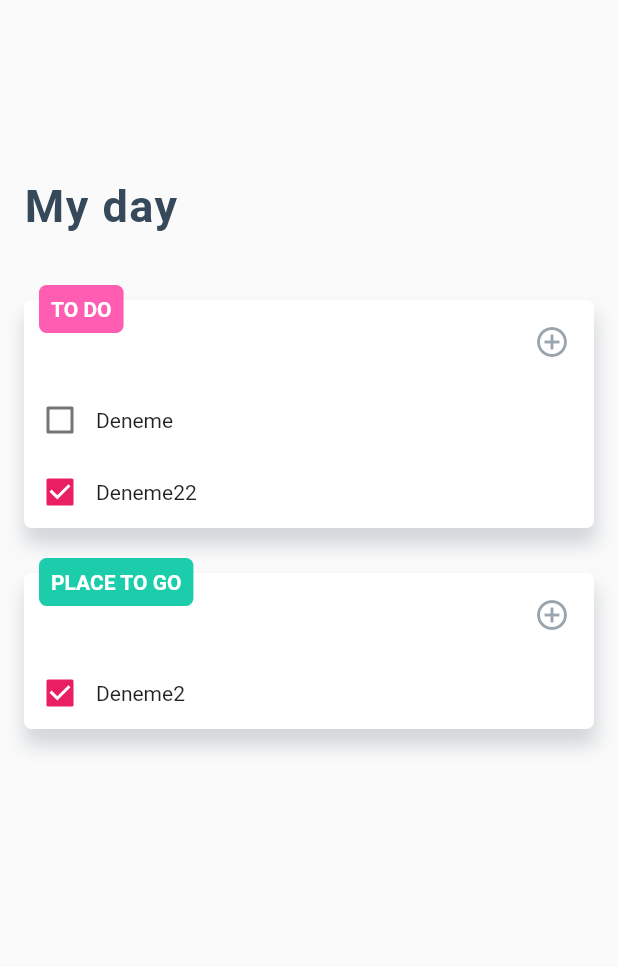
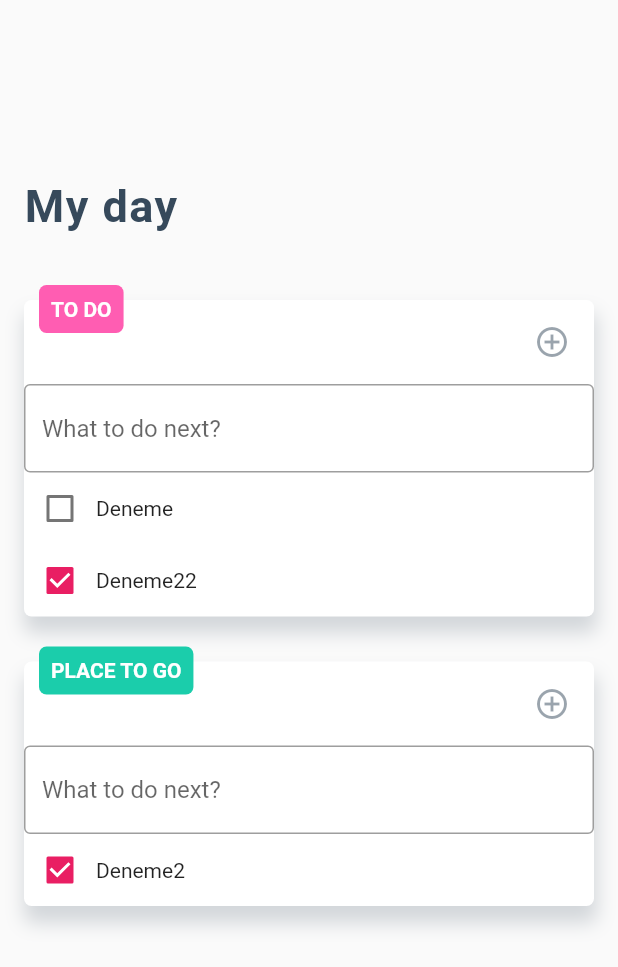
Before and after one commit to muraterd/flutter_challenges, a Flutter app: the screen it shows after launch, on a phone screen of 412 x 824 dp. Shown: the top 967 px of the screen. Run offline on Flutter 3.47's test engine with Material 2 defaults, Android fonts, the phone set to English and light mode, and no system bars; Roboto replaces fonts that are missing (Helvetica).

Commit message:
Add textfield to enter a new to do

```diff
--- a/todo_app_1/lib/main.dart
+++ b/todo_app_1/lib/main.dart
@@ -24,13 +24,18 @@ class IndexScreen extends StatelessWidget {
   Widget build(BuildContext context) {
     return Scaffold(
       body: Column(
+        children: <Widget>[
+          Expanded(
+            child: SingleChildScrollView(
+              child: Column(
                 crossAxisAlignment: CrossAxisAlignment.start,
                 children: <Widget>[
                   new Title(
                     text: 'My day',
                   ),
                   Padding(
-            padding: const EdgeInsets.symmetric(horizontal: 16.0, vertical: 15),
+                    padding: const EdgeInsets.symmetric(
+                        horizontal: 16.0, vertical: 15),
                     child: new ToDoList(
                       todoList: [
                         ToDoItemModel(text: 'Deneme', isCompleted: false),
@@ -43,12 +48,19 @@ class IndexScreen extends StatelessWidget {
                     ),
                   ),
                   Padding(
-            padding: const EdgeInsets.symmetric(horizontal: 16.0, vertical: 15),
+                    padding: const EdgeInsets.symmetric(
+                        horizontal: 16.0, vertical: 15),
                     child: new ToDoList(
-              todoList: [ToDoItemModel(text: 'Deneme2', isCompleted: true)],
+                      todoList: [
+                        ToDoItemModel(text: 'Deneme2', isCompleted: true)
+                      ],
                       label: ToDoLabel(
                         text: 'PLACE TO GO',
                         bgColor: Color(0xFF1BCDAB),
+                      ),
+                    ),
+                  ),
+                ],
               ),
             ),
           ),
@@ -103,22 +115,25 @@ class ToDoList extends StatelessWidget {
                   )
                 ],
               ),
-              ListView(
-                  padding: EdgeInsets.all(0),
-                  shrinkWrap: true,
-                  children: todoList
-                      ?.map((item) => ToDoItem(
+              TextField(
+                decoration: InputDecoration(
+                  hintText: 'What to do next?',
+                  border: new OutlineInputBorder(
+                    borderSide: new BorderSide(
+                      color: Colors.pink,
+                    ),
+                  ),
+                  focusedBorder: const OutlineInputBorder(
+                    borderSide: const BorderSide(
+                      color: Colors.pink,
+                      width: 2.0,
+                    ),
+                  ),
+                ),
+              ),
+              for (var item in todoList)
+                ToDoItem(
                   model: item,
-                          ))
-                      ?.toList()
-                  // children: <Widget>[
-                  //   todoList.map((item) => ToDoItem()).toList();
-                  //   // new ToDoItem(),
-                  //   // Text('ses'),
-                  //   // Text('ses'),
-                  //   // Text('ses'),
-                  //   // Text('ses'),
-                  // ],
                 )
             ],
           ),
```
Lines whose indentation alone changed are shown as unchanged.
